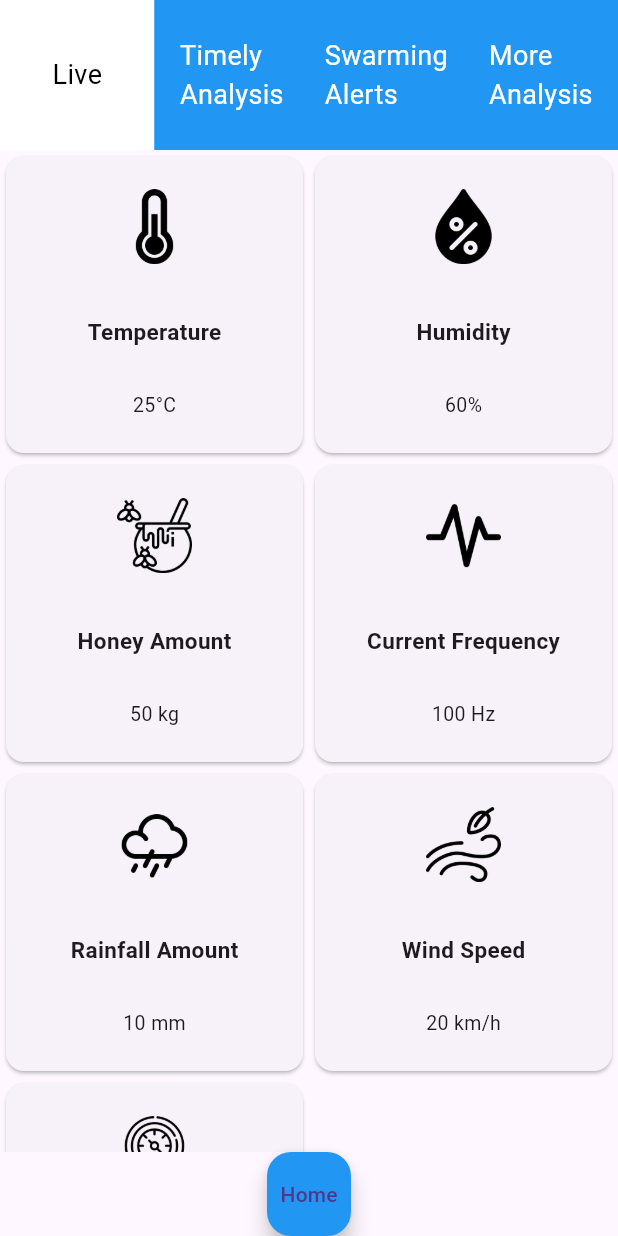
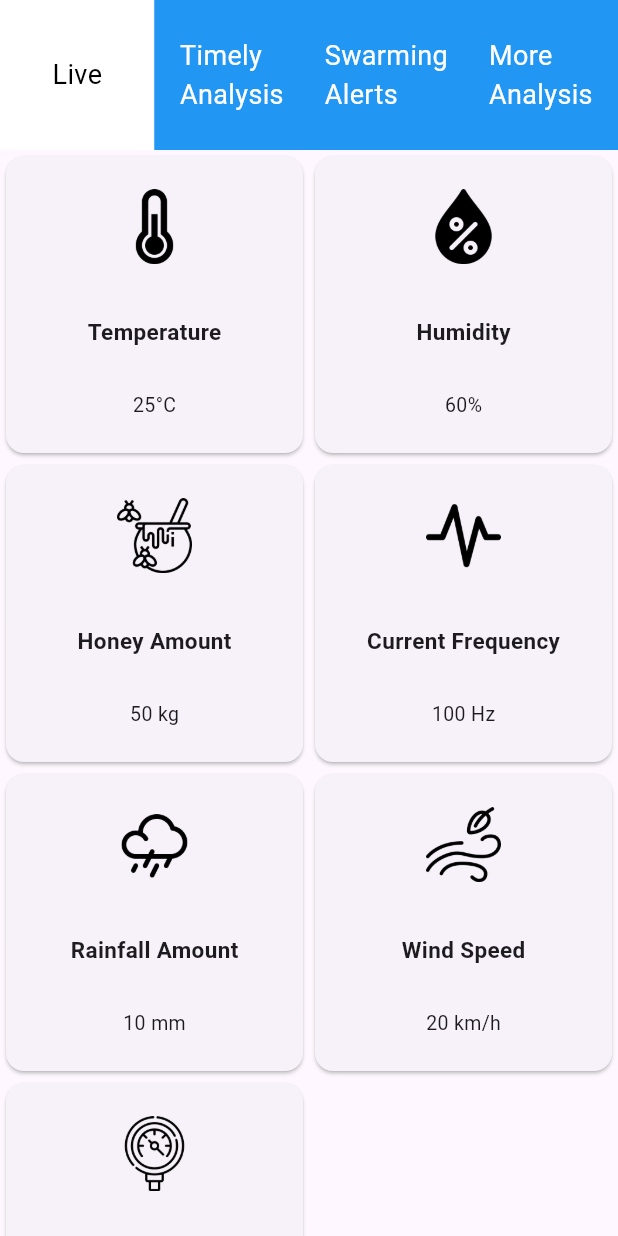
Before and after one commit to IsharaPallawattha/BeeKeep, a Flutter app: the LivePage screen opened directly, on a phone screen of 412 x 824 dp. Run offline on Flutter 3.47's test engine with Material 3 defaults, Android fonts, the phone set to English and light mode, and no system bars; our stand-ins replace cloud_firestore, firebase_core, syncfusion_flutter_charts; accounts and stored records are empty.

Commit message:
commented out unnecessary navigations in the live.dart

```diff
--- a/lib/live.dart
+++ b/lib/live.dart
@@ -112,21 +112,21 @@ class LivePage extends StatelessWidget {
               ],
             ),
           ),
-          Positioned(
-            bottom: 16.0,
-            right: 16.0,
-            child: FloatingActionButton(
-              onPressed: () {
-                // Navigate back to the dashboard_screen page
-                Navigator.push(
-                  context,
-                  MaterialPageRoute(builder: (context) => Apiaries()),
-                );
-              },
-              backgroundColor: Colors.blue,
-              child: const Text('Home'),
-            ),
-          ),
+          // Positioned(
+          //   bottom: 16.0,
+          //   right: 16.0,
+          //   child: FloatingActionButton(
+          //     onPressed: () {
+          //       // Navigate back to the dashboard_screen page
+          //       Navigator.push(
+          //         context,
+          //         MaterialPageRoute(builder: (context) => Apiaries()),
+          //       );
+          //     },
+          //     backgroundColor: Colors.blue,
+          //     child: const Text('Home'),
+          //   ),
+          // ),
         ],
       ),
     );
```
